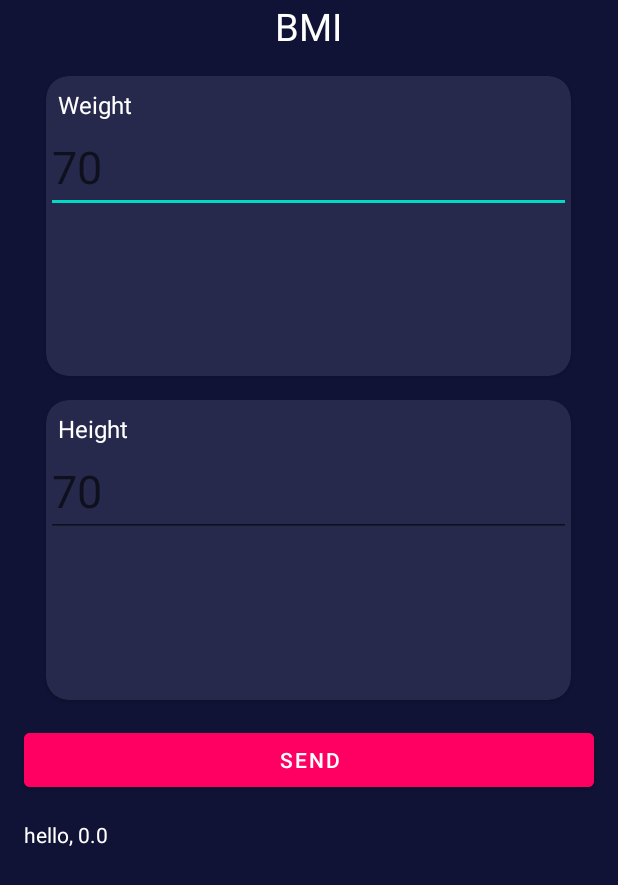
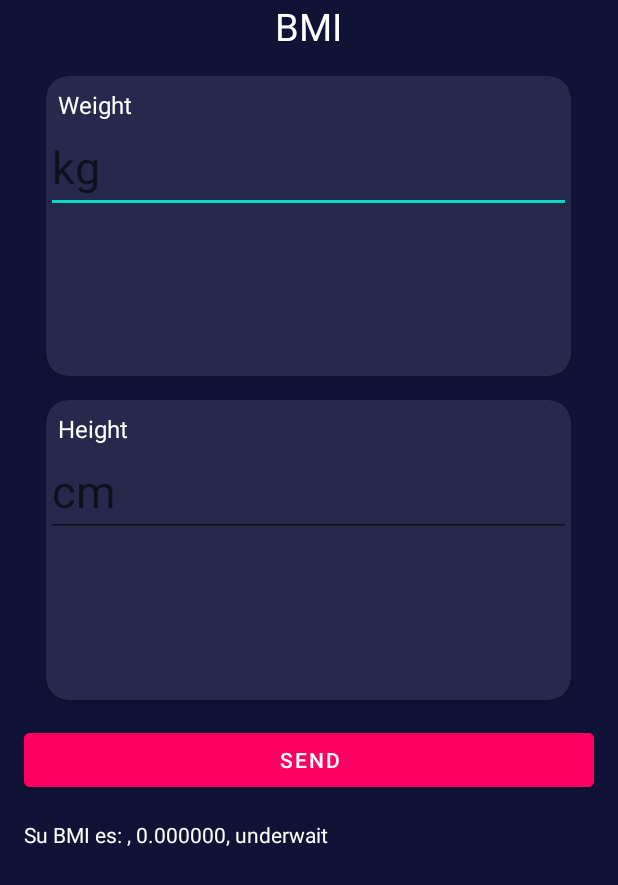
Before and after one commit to Carlosuca/Labotatorios-PDM, an Android app: the screen it shows after launch (MainActivity), after a tap on "SEND", on a phone screen of 412 x 824 dp. Shown: the top 885 px of the screen. Run offline under Robolectric (Android 15) with nearby library versions, the phone set to English and light mode, and no system bars; 1 statement that could not run was skipped.

Commit message:
laboratorio2

```diff
--- a/Laboratorio02/app/src/main/java/com/cmpp/laboratorio02/MainActivity.kt
+++ b/Laboratorio02/app/src/main/java/com/cmpp/laboratorio02/MainActivity.kt
@@ -20,6 +20,7 @@ class MainActivity : AppCompatActivity() {
         bind()
 
         nDisplayTextView.text = ""
+        var response =""
         nButtonSend.setOnClickListener{
             val weight = nWeightEditText.text.toString()
             val height = nHeigthEditText.text.toString()
@@ -27,7 +28,29 @@ class MainActivity : AppCompatActivity() {
             val result = weight.toFloat() / ((height.toFloat() / 100) * (height.toFloat() / 100))
 
 
-            nDisplayTextView.text = getString(R.string.greeting_text,result) //no se porque me agarra el result y creo estar bien
+
+            if(result <  18.5){
+                response = "underwait"
+            }
+            if(result > 18.5 && result < 24.99){
+                response = "healthy"
+            }
+            if(result > 25 && result < 29.99){
+                response = "overweight"
+            }
+            if(result > 30){
+                response = "obese"
+            }
+
+
+
+            nDisplayTextView.text = getString(R.string.greeting_text,result, response)
+
+
+
+
+
+
 
 
         }
--- a/Laboratorio02/app/src/main/res/layout/activity_main.xml
+++ b/Laboratorio02/app/src/main/res/layout/activity_main.xml
@@ -44,7 +44,7 @@
                 android:id="@+id/weight_edit_text"
                 android:layout_width="match_parent"
                 android:layout_height="wrap_content"
-                android:hint="70"
+                android:hint="kg"
                 android:textSize="30dp"
                 android:textColor="@color/text_hint"
                 />
@@ -81,7 +81,7 @@
                 android:id="@+id/height_edit_text"
                 android:layout_width="match_parent"
                 android:layout_height="wrap_content"
-                android:hint="70"
+                android:hint="cm"
                 android:textSize="30dp"
                 android:textColor="@color/white"
                 />
--- a/Laboratorio02/app/src/main/res/values/strings.xml
+++ b/Laboratorio02/app/src/main/res/values/strings.xml
@@ -3,5 +3,5 @@
     <string name="text_name">Nombre</string>
     <string name="action">Send</string>
     <string name="action_send">Send</string>
-    <string name="greeting_text">hello, %s</string>
+    <string name="greeting_text">Su BMI es: , %f, %s</string>
 </resources>
```
